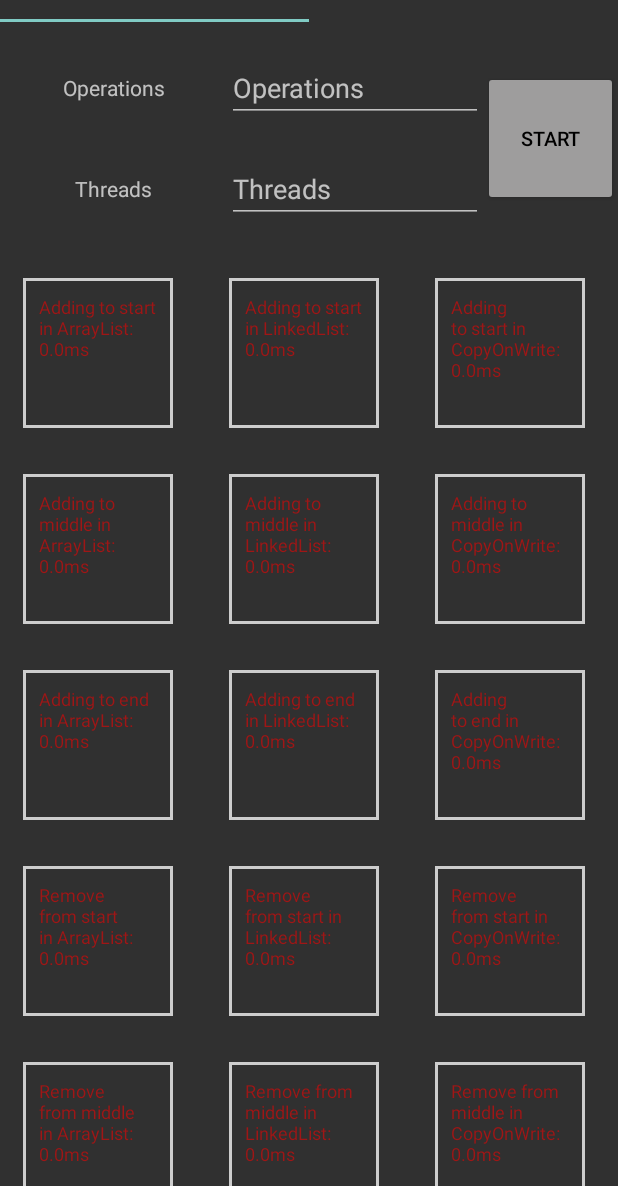
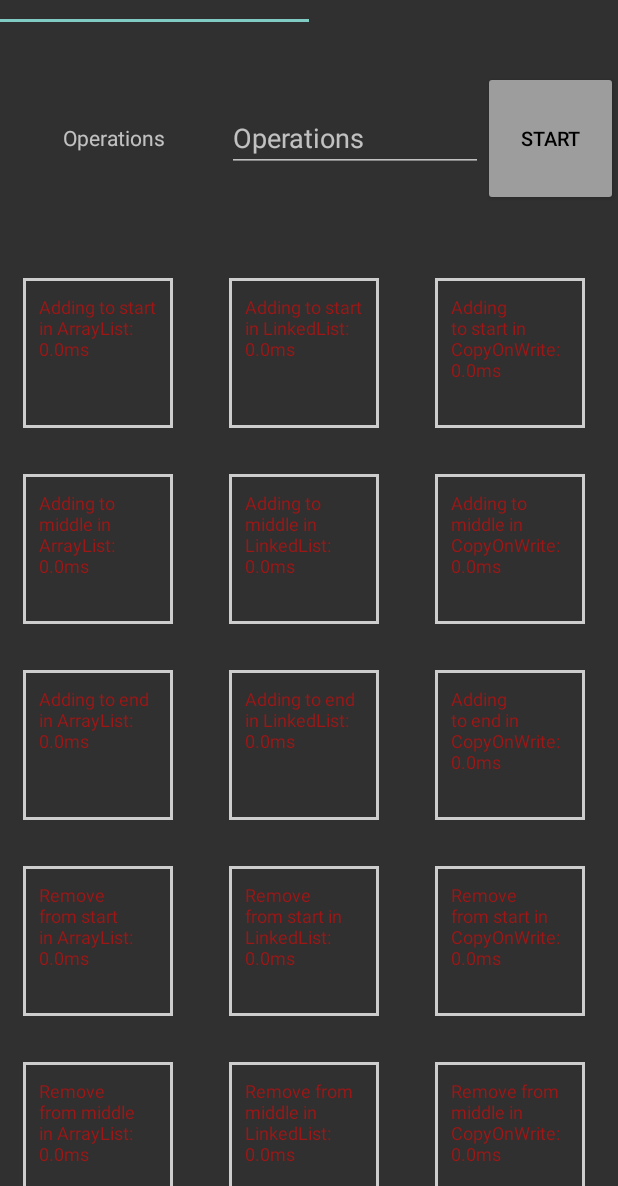
Before and after one commit to nekitkas/CollectionsandMaps, an Android app: the screen it shows after launch (MainActivity), after a tap on "START", on a phone screen of 412 x 824 dp, the part 50-1236 px from its top. Run offline under Robolectric (Android 15) with nearby library versions, the phone set to English and light mode, and no system bars; our stand-ins replace Dagger/Hilt's generated code, RxJava.

Commit message:
ThreadPoll replaced to RxJava, input field "Thread" removed
Signed-off-by: Nikita Baranov <kalima96@mail.ru>

```diff
--- a/app/build.gradle
+++ b/app/build.gradle
@@ -46,6 +46,10 @@ dependencies {
     implementation 'com.google.dagger:dagger:2.42'
     annotationProcessor 'com.google.dagger:dagger-compiler:2.42'
 
+    //RxJava RxAndroid
+    implementation 'io.reactivex.rxjava3:rxandroid:3.0.0'
+    implementation 'io.reactivex.rxjava3:rxjava:3.1.3'
+
     testImplementation 'junit:junit:4.+'
     androidTestImplementation 'androidx.test.ext:junit:1.1.3'
     androidTestImplementation 'androidx.test.espresso:espresso-core:3.4.0'
--- a/app/src/main/java/com/foxstudent/collectionsandmaps/ui/benchmark/BenchmarksFragment.java
+++ b/app/src/main/java/com/foxstudent/collectionsandmaps/ui/benchmark/BenchmarksFragment.java
@@ -65,11 +65,9 @@ public class BenchmarksFragment extends Fragment implements View.OnClickListener
                 }
                 if (message == R.string.calc_stop) {
                     binding.button.setText(R.string.start);
-                    binding.button.setClickable(true);
                 }
                 if (message == R.string.calc_complete) {
                     binding.button.setText(R.string.start);
-                    binding.button.setClickable(true);
                 }
             }
         });
@@ -81,8 +79,7 @@ public class BenchmarksFragment extends Fragment implements View.OnClickListener
     @Override
     public void onClick(View v) {
         final String operationInput = binding.etOperations.getText().toString().trim();
-        final String threadInput = binding.etThreads.getText().toString().trim();
-        model.onButtonPressed(operationInput, threadInput);
+        model.onButtonPressed(operationInput);
     }
 
     @Override
--- a/app/src/main/java/com/foxstudent/collectionsandmaps/ui/benchmark/BenchmarksViewModel.java
+++ b/app/src/main/java/com/foxstudent/collectionsandmaps/ui/benchmark/BenchmarksViewModel.java
@@ -1,6 +1,5 @@
 package com.foxstudent.collectionsandmaps.ui.benchmark;
 
-import android.os.Handler;
 
 import androidx.lifecycle.LiveData;
 import androidx.lifecycle.MutableLiveData;
@@ -11,17 +10,21 @@ import com.foxstudent.collectionsandmaps.models.Benchmark;
 import com.foxstudent.collectionsandmaps.models.Cell;
 
 import java.util.List;
-import java.util.concurrent.Executors;
-import java.util.concurrent.ThreadPoolExecutor;
+import java.util.concurrent.atomic.AtomicReference;
+
+import io.reactivex.rxjava3.android.schedulers.AndroidSchedulers;
+import io.reactivex.rxjava3.core.Observable;
+import io.reactivex.rxjava3.disposables.CompositeDisposable;
+import io.reactivex.rxjava3.disposables.Disposable;
+import io.reactivex.rxjava3.schedulers.Schedulers;
 
 
 public class BenchmarksViewModel extends ViewModel {
 
     private final MutableLiveData<List<Cell>> cells = new MutableLiveData<>();
     private final MutableLiveData<Integer> toastMessage = new MutableLiveData<>();
-    private final Handler handler = new Handler();
+    private final CompositeDisposable compositeDisposable = new CompositeDisposable();
     private final Benchmark benchmark;
-    private ThreadPoolExecutor service;
 
     public BenchmarksViewModel(Benchmark benchmark) {
         this.benchmark = benchmark;
@@ -46,20 +49,16 @@ public class BenchmarksViewModel extends ViewModel {
         cells.setValue(cellList);
     }
 
-    public void executeBenchmarks(int operation, int threadPool) {
-        service = (ThreadPoolExecutor) Executors.newFixedThreadPool(threadPool);
-
+    public void executeBenchmarks(int operation) {
         final List<Cell> cellList = cells.getValue();
-        for (Cell cell : cellList) {
-            service.submit(() -> {
-                final float result = benchmark.measureTime(cell, operation);
-                handler.post(() -> updateCell(cellList.indexOf(cell), result, false));
-                if (service.getCompletedTaskCount() == cellList.size() - 1) {
-                    handler.post(() -> setToastMessage(R.string.calc_complete));
-                }
-            });
-        }
-        service.shutdown();
+        final AtomicReference<Float> result = new AtomicReference<>();
+        final Disposable disposable = Observable.fromIterable(cellList)
+                .subscribeOn(Schedulers.io())
+                .doOnNext(cell -> result.set(benchmark.measureTime(cell, operation)))
+                .observeOn(AndroidSchedulers.mainThread())
+                .doOnComplete(() -> toastMessage.setValue(R.string.calc_complete))
+                .subscribe(cell -> updateCell(cellList.indexOf(cell), result.get(), false));
+        compositeDisposable.add(disposable);
     }
 
     public void hideProgressBar() {
@@ -70,32 +69,28 @@ public class BenchmarksViewModel extends ViewModel {
         cells.setValue(cellList);
     }
 
-    public void shutDown() {
-        service.shutdownNow();
-        hideProgressBar();
-        setToastMessage(R.string.calc_stop);
-    }
 
-    public void onButtonPressed(String operation, String threadPool) {
-        if (service != null && service.getActiveCount() > 0) {
-            shutDown();
+    public void onButtonPressed(String operation) {
+        if (toastMessage.getValue() == R.string.calc_start) {
+            compositeDisposable.clear();
+            hideProgressBar();
+            toastMessage.setValue(R.string.calc_stop);
             return;
         }
-        if (operation.isEmpty() || threadPool.isEmpty()) {
+        if (operation.isEmpty()) {
             setToastMessage(R.string.empty_field);
         } else {
-            int operationToInt, threadPoolToInt;
+            int operationToInt;
             try {
                 operationToInt = Integer.parseInt(operation);
-                threadPoolToInt = Integer.parseInt(threadPool);
             } catch (NumberFormatException exception) {
                 setToastMessage(R.string.must_be_numeric);
                 return;
             }
-            if (operationToInt <= 0 || threadPoolToInt <= 0) {
+            if (operationToInt <= 0) {
                 setToastMessage(R.string.must_be_positive);
             } else {
-                executeBenchmarks(operationToInt, threadPoolToInt);
+                executeBenchmarks(operationToInt);
                 cells.setValue(benchmark.createCells(0, true));
                 setToastMessage(R.string.calc_start);
             }
@@ -113,4 +108,10 @@ public class BenchmarksViewModel extends ViewModel {
     public void setToastMessage(int message) {
         toastMessage.setValue(message);
     }
+
+    @Override
+    protected void onCleared() {
+        super.onCleared();
+        compositeDisposable.dispose();
+    }
 }
--- a/app/src/main/res/layout/fragment_benchmark.xml
+++ b/app/src/main/res/layout/fragment_benchmark.xml
@@ -12,20 +12,10 @@
         android:ems="8"
         android:hint="@string/operations"
         android:inputType="number"
-        app:layout_constraintBottom_toTopOf="@+id/etThreads"
+        app:layout_constraintBottom_toTopOf="@+id/rvGrid"
         app:layout_constraintTop_toTopOf="parent"
         app:layout_constraintEnd_toStartOf="@+id/button" />
 
-    <EditText
-        android:id="@+id/etThreads"
-        android:layout_width="wrap_content"
-        android:layout_height="wrap_content"
-        android:ems="8"
-        android:hint="@string/threads"
-        android:inputType="number"
-        app:layout_constraintEnd_toStartOf="@+id/button"
-        app:layout_constraintTop_toBottomOf="@+id/etOperations"
-        app:layout_constraintBottom_toTopOf="@id/rvGrid" />
 
     <Button
         android:id="@+id/button"
@@ -45,21 +35,10 @@
         android:layout_height="45dp"
         android:gravity="center"
         android:text="@string/operations"
-        app:layout_constraintBottom_toTopOf="@+id/tvThreads"
-        app:layout_constraintEnd_toStartOf="@+id/etThreads"
+        app:layout_constraintBottom_toTopOf="@+id/rvGrid"
+        app:layout_constraintEnd_toStartOf="@+id/etOperations"
         app:layout_constraintStart_toStartOf="parent"
         app:layout_constraintTop_toTopOf="parent" />
-
-    <TextView
-        android:id="@+id/tvThreads"
-        android:layout_width="150dp"
-        android:layout_height="45dp"
-        android:gravity="center"
-        android:text="@string/threads"
-        app:layout_constraintEnd_toStartOf="@+id/etThreads"
-        app:layout_constraintStart_toStartOf="parent"
-        app:layout_constraintTop_toBottomOf="@+id/tvOperations"
-        app:layout_constraintBottom_toTopOf="@id/rvGrid" />
 
     <androidx.recyclerview.widget.RecyclerView
         android:id="@+id/rvGrid"
--- a/app/src/main/res/values/strings.xml
+++ b/app/src/main/res/values/strings.xml
@@ -3,14 +3,11 @@
     <string name="app_name">Collections and Maps</string>
     <string name="button">Start</string>
     <string name="operations">Operations</string>
-    <string name="threads">Threads</string>
     <string name="stop">Stop</string>
     <string name="start">Start</string>
-    <string name="wait">Wait</string>
     <string name="empty_field">Empty field</string>
     <string name="calc_start">Calculation started</string>
     <string name="calc_stop">Calculation stopped</string>
-    <string name="calc_stopping">Stopping calculations…</string>
     <string name="calc_complete">Calculation completed</string>
 
     <string name="addToStart">Adding to start in</string>
```
